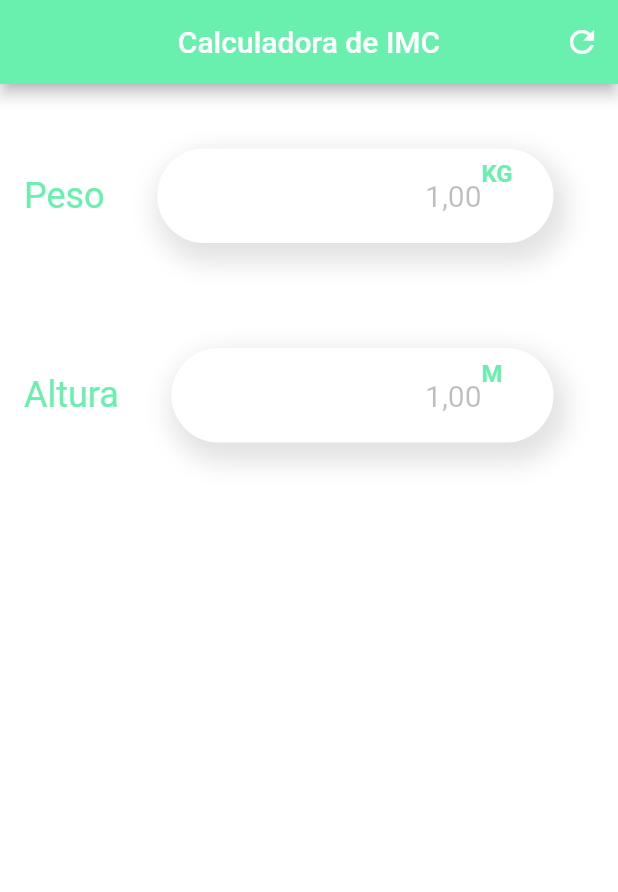
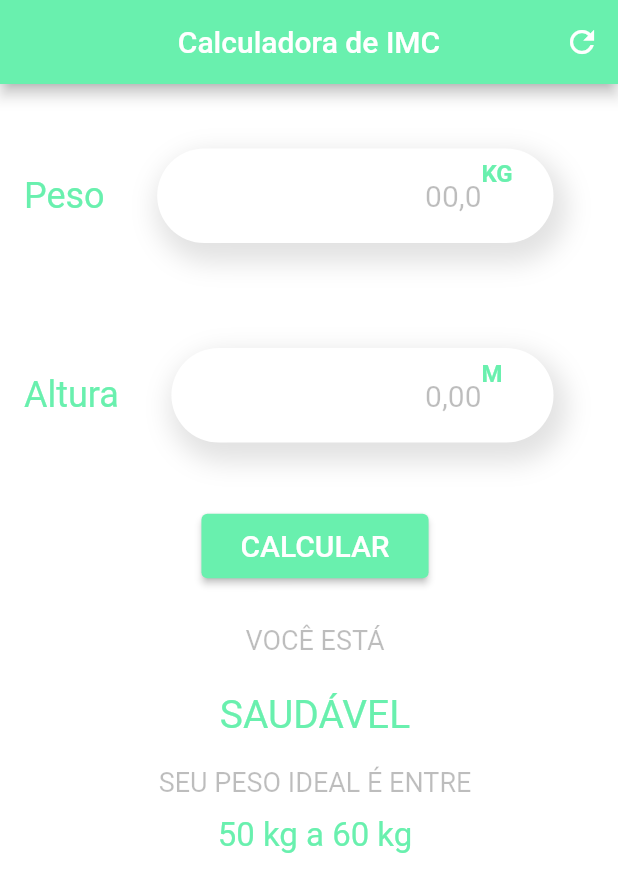
Before and after one commit to 3salles/imc_calculator, a Flutter app: the screen it shows after launch, on a phone screen of 412 x 824 dp. Shown: the top 892 px of the screen. Run offline on Flutter 3.47's test engine with Material 2 defaults, Android fonts, the phone set to English and light mode, and no system bars.

Commit message:
chore: Add text feedback

```diff
--- a/lib/home.dart
+++ b/lib/home.dart
@@ -54,13 +54,17 @@ class _HomeState extends State<Home> {
                       textAlign: TextAlign.right,
                       decoration: InputDecoration(
                         contentPadding: const EdgeInsets.all(20.0),
-                        hintText: "1,00",
-                        hintStyle: const TextStyle(fontSize: 20.0, color: Colors.black26),
-                        suffixIcon: const Text('KG', style: TextStyle(
+                        hintText: "00,0",
+                        hintStyle: const TextStyle(
+                            fontSize: 20.0, color: Colors.black26),
+                        suffixIcon: const Text(
+                          'KG',
+                          style: TextStyle(
                             fontSize: 16,
                             fontWeight: FontWeight.bold,
                             color: Colors.greenAccent,
-                        ),),
+                          ),
+                        ),
                         border: OutlineInputBorder(
                           borderRadius: BorderRadius.circular(50.0),
                           borderSide: const BorderSide(
@@ -105,13 +109,17 @@ class _HomeState extends State<Home> {
                     child: TextField(
                       textAlign: TextAlign.right,
                       decoration: InputDecoration(
-                        hintText: "1,00",
-                        hintStyle: const TextStyle(fontSize: 20.0, color: Colors.black26),
-                        suffixIcon: const Text('M', style: TextStyle(
+                        hintText: "0,00",
+                        hintStyle: const TextStyle(
+                            fontSize: 20.0, color: Colors.black26),
+                        suffixIcon: const Text(
+                          'M',
+                          style: TextStyle(
                             fontSize: 16,
                             fontWeight: FontWeight.bold,
                             color: Colors.greenAccent,
-                        ),),
+                          ),
+                        ),
                         contentPadding: const EdgeInsets.all(20.0),
                         border: OutlineInputBorder(
                           borderRadius: BorderRadius.circular(50.0),
@@ -128,6 +136,53 @@ class _HomeState extends State<Home> {
                 )
               ],
             ),
+            Container(
+              margin: const EdgeInsets.fromLTRB(0, 10, 0, 20),
+              child: ElevatedButton(
+                onPressed: () {},
+                child: const Padding(
+                  padding: EdgeInsets.all(10.0),
+                  child: Text(
+                    "CALCULAR",
+                    style: TextStyle(
+                      fontSize: 20,
+                    ),
+                  ),
+                ),
+                style: ElevatedButton.styleFrom(
+                  primary: Colors.greenAccent,
+                ),
+              ),
+            ),
+            const Padding(
+              padding:  EdgeInsets.all(8.0),
+              child:  Text("VOCÊ ESTÁ", style: TextStyle(
+                color: Colors.black26,
+                fontSize: 18,
+              ),
+              ),
+            ),
+            const Padding(
+              padding:  EdgeInsets.all(16.0),
+              child:  Text("SAUDÁVEL", style: TextStyle(
+                color: Colors.greenAccent,
+                fontSize: 26,
+              ),),
+            ),
+            const Padding(
+              padding:  EdgeInsets.all(4.0),
+              child:  Text('SEU PESO IDEAL É ENTRE', style: TextStyle(
+                color: Colors.black26,
+                fontSize: 18,
+              ),),
+            ),
+            const Padding(
+              padding:  EdgeInsets.all(8.0),
+              child:  Text('50 kg a 60 kg', style: TextStyle(
+                color: Colors.greenAccent,
+                fontSize: 22,
+              ),),
+            ),
           ],
         ),
       ),
```
Lines whose indentation alone changed are shown as unchanged.
